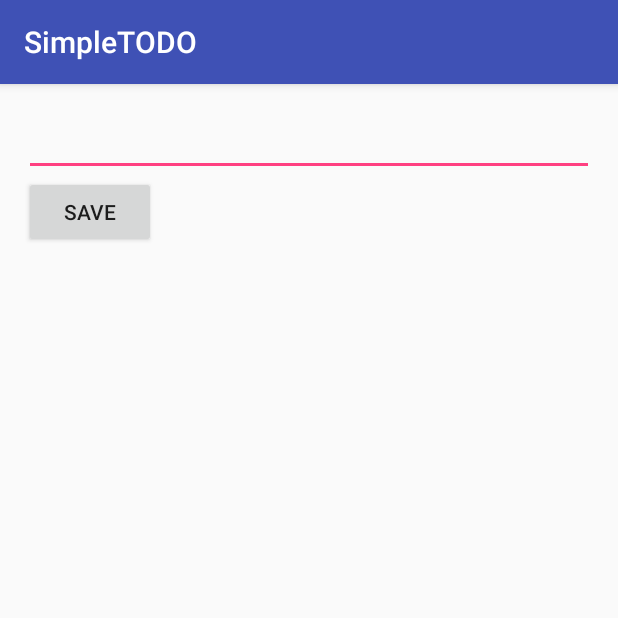
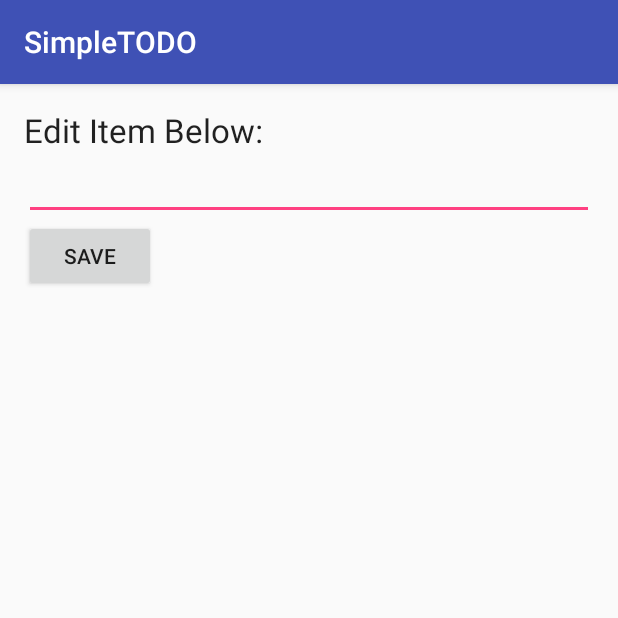
Before and after one commit to suensummit/codepath-android-todo, an Android app: the EditItemActivity screen opened directly, with no data from a screen before it, on a phone screen of 412 x 824 dp, the top half of it. Run offline under Robolectric (Android 15) with nearby library versions, the phone set to English and light mode, and no system bars.

Commit message:
[DEV] Finished basic requirements, submit ready, GIF left.

```diff
--- a/app/src/main/java/com/example/suensummit/simpletodo/EditItemActivity.java
+++ b/app/src/main/java/com/example/suensummit/simpletodo/EditItemActivity.java
@@ -7,20 +7,23 @@ import android.view.View;
 import android.widget.EditText;
 
 public class EditItemActivity extends AppCompatActivity {
+    private int pos;
 
     @Override
     protected void onCreate(Bundle savedInstanceState) {
         super.onCreate(savedInstanceState);
         setContentView(R.layout.activity_edit_item);
 
-        EditText itemEdit = (EditText) findViewById(R.id.etEditItem);
-        itemEdit.setText(getIntent().getStringExtra("itemEdit"));
+        EditText etEditItem = (EditText) findViewById(R.id.etEditItem);
+        pos = getIntent().getIntExtra("itemPos", 0);
+        etEditItem.setText(getIntent().getStringExtra("itemEdit"));
     }
 
     public void onEditItem(View v) {
         EditText etEditItem = (EditText) findViewById(R.id.etEditItem);
         Intent data = new Intent();
         data.putExtra("itemEdit", etEditItem.getText().toString());
+        data.putExtra("itemPos", pos);
         setResult(RESULT_OK, data);
         finish();
     }
--- a/app/src/main/java/com/example/suensummit/simpletodo/MainActivity.java
+++ b/app/src/main/java/com/example/suensummit/simpletodo/MainActivity.java
@@ -92,7 +92,11 @@ public class MainActivity extends AppCompatActivity {
     protected void onActivityResult(int requestCode, int resultCode, Intent data) {
         if (resultCode == RESULT_OK && requestCode == REQUEST_CODE) {
             String item = data.getExtras().getString("itemEdit");
-            int code = data.getExtras().getInt("code", 0);
+            int pos = data.getExtras().getInt("itemPos");
+
+            items.set(pos, item);
+            itemsAdapter.notifyDataSetChanged();
+            writeItems();
 
             Toast.makeText(this, item, Toast.LENGTH_SHORT).show();
         }
--- a/app/src/main/res/layout/activity_edit_item.xml
+++ b/app/src/main/res/layout/activity_edit_item.xml
@@ -10,16 +10,27 @@
     android:paddingTop="@dimen/activity_vertical_margin"
     tools:context="com.example.suensummit.simpletodo.EditItemActivity">
 
+    <TextView
+        android:text="Edit Item Below:"
+        android:layout_width="wrap_content"
+        android:layout_height="wrap_content"
+        android:textAppearance="?android:attr/textAppearanceLarge"
+        android:layout_alignParentTop="true"
+        android:layout_alignParentLeft="true"
+        android:layout_alignParentStart="true"
+        android:id="@+id/tvEditItem"
+        android:layout_alignParentRight="true"
+        android:layout_alignParentEnd="true" />
+
     <EditText
         android:layout_width="wrap_content"
         android:layout_height="wrap_content"
         android:inputType="textMultiLine"
         android:ems="10"
-        android:layout_alignParentTop="true"
+        android:id="@+id/etEditItem"
+        android:layout_below="@+id/tvEditItem"
         android:layout_alignParentLeft="true"
         android:layout_alignParentStart="true"
-        android:text="Edit Item Below:\n"
-        android:id="@+id/etEditItem"
         android:layout_alignParentRight="true"
         android:layout_alignParentEnd="true" />
 
```
Also changed, not shown: 1 other file.
